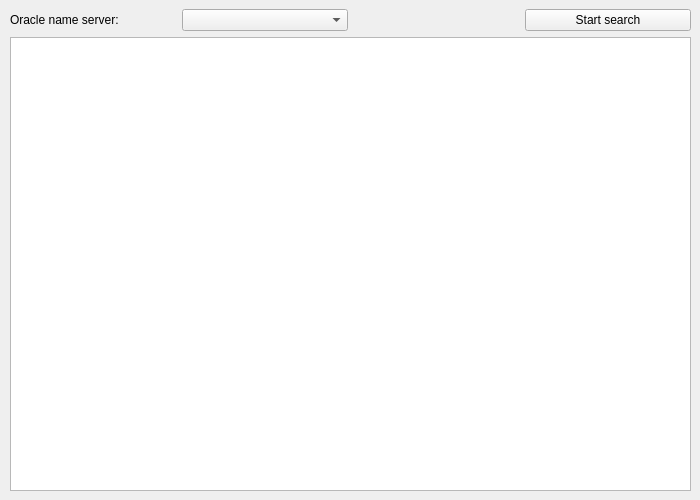
Old version of the form source/qtdesigner/oracle_jobs_ui.ui in the repository MValaguz/MGrep.
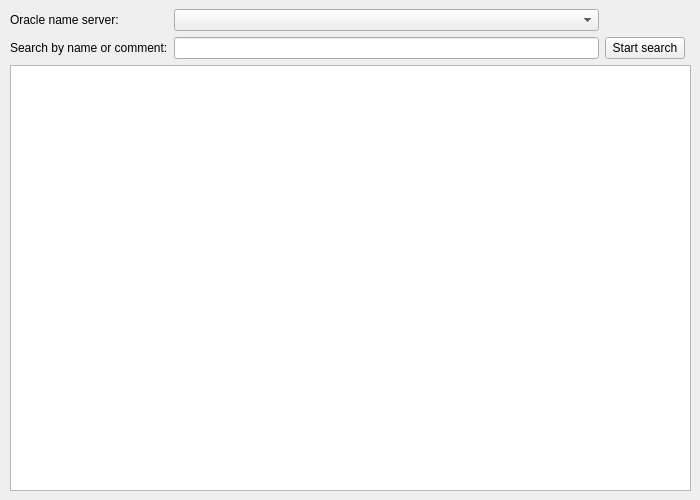
New version of the form. Icons and pictures are not drawn.

Diff of the .ui file:
```diff
--- a/source/qtdesigner/oracle_jobs_ui.ui
+++ b/source/qtdesigner/oracle_jobs_ui.ui
@@ -63,7 +63,17 @@
       </property>
      </widget>
     </item>
-    <item row="4" column="3">
+    <item row="5" column="0">
+     <widget class="QLabel" name="l_search1">
+      <property name="text">
+       <string>Search by name or comment:</string>
+      </property>
+     </widget>
+    </item>
+    <item row="5" column="1">
+     <widget class="QLineEdit" name="e_search1"/>
+    </item>
+    <item row="5" column="2">
      <widget class="QPushButton" name="b_start_search">
       <property name="text">
        <string>Start search</string>
```
Left out of the diff: 1 changed line with no effect on the pictures.
